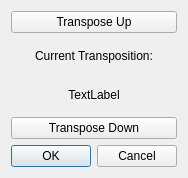
Qt form src/GuiSetTranspositionDialog.ui (joshelser/Instrument-Trainer) before a commit.
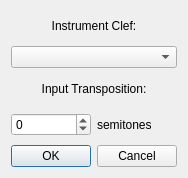
The same form after that commit.

Commit message: Update dialog to use spinner for transposition value and to allow selection of active clef.

The edit to the form file:
```diff
--- a/src/GuiSetTranspositionDialog.ui
+++ b/src/GuiSetTranspositionDialog.ui
@@ -15,16 +15,22 @@
   </property>
   <layout class="QVBoxLayout" name="_2">
    <item>
-    <widget class="QPushButton" name="transposeUp">
+    <widget class="QLabel" name="label_2">
      <property name="text">
-      <string>Transpose Up</string>
+      <string>Instrument Clef:</string>
+     </property>
+     <property name="alignment">
+      <set>Qt::AlignCenter</set>
      </property>
     </widget>
    </item>
+   <item>
+    <widget class="QComboBox" name="clefCombo"/>
+   </item>
    <item>
     <widget class="QLabel" name="transposeLabel">
      <property name="text">
-      <string>Current Transposition:</string>
+      <string>Input Transposition:</string>
      </property>
      <property name="alignment">
       <set>Qt::AlignCenter</set>
@@ -32,21 +38,25 @@
     </widget>
    </item>
    <item>
-    <widget class="QLabel" name="currentTransposition">
-     <property name="text">
-      <string>TextLabel</string>
-     </property>
-     <property name="alignment">
-      <set>Qt::AlignCenter</set>
+    <layout class="QHBoxLayout" name="horizontalLayout">
+     <item>
+      <widget class="QSpinBox" name="transpositionSpin">
+       <property name="minimum">
+        <number>-50</number>
+       </property>
+       <property name="maximum">
+        <number>50</number>
      </property>
     </widget>
    </item>
    <item>
-    <widget class="QPushButton" name="transposeDown">
+      <widget class="QLabel" name="label">
      <property name="text">
-      <string>Transpose Down</string>
-     </property>
-    </widget>
+        <string>semitones</string>
+       </property>
+      </widget>
+     </item>
+    </layout>
    </item>
    <item>
     <widget class="QDialogButtonBox" name="buttonBox">
```
Lines whose indentation alone changed are shown as unchanged. The commit also changes 2 other files.
